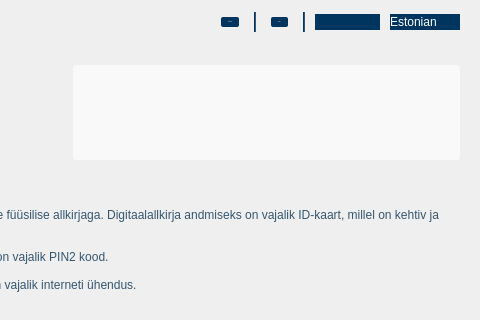
Above: qdigidocclient/trunk/src/ui/MainWindow.ui from tixsys/esteid before the change; both pictures show x 170 to 650 and y 0 to 320 of the 650 by 540 pixel window. Below: the same form after it.
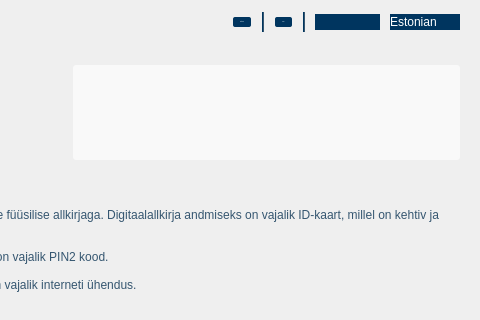
That is the form after the change. The open tabs and pages were chosen to show the change. Icons and pictures are not drawn.

Commit message: qdigidocclient: adjust ui

```diff
--- a/qdigidocclient/trunk/src/ui/MainWindow.ui
+++ b/qdigidocclient/trunk/src/ui/MainWindow.ui
@@ -85,8 +85,8 @@
 border: 0px;
 border-radius: 2px;
 padding: 4px 7px;
-margin-left: 5px;
-margin-right: 5px;
+margin-left: 1px;
+margin-right: 1px;
 min-width: 75px;
 }
 
```
Left out of the diff: 18 changed lines with no effect on the pictures.
